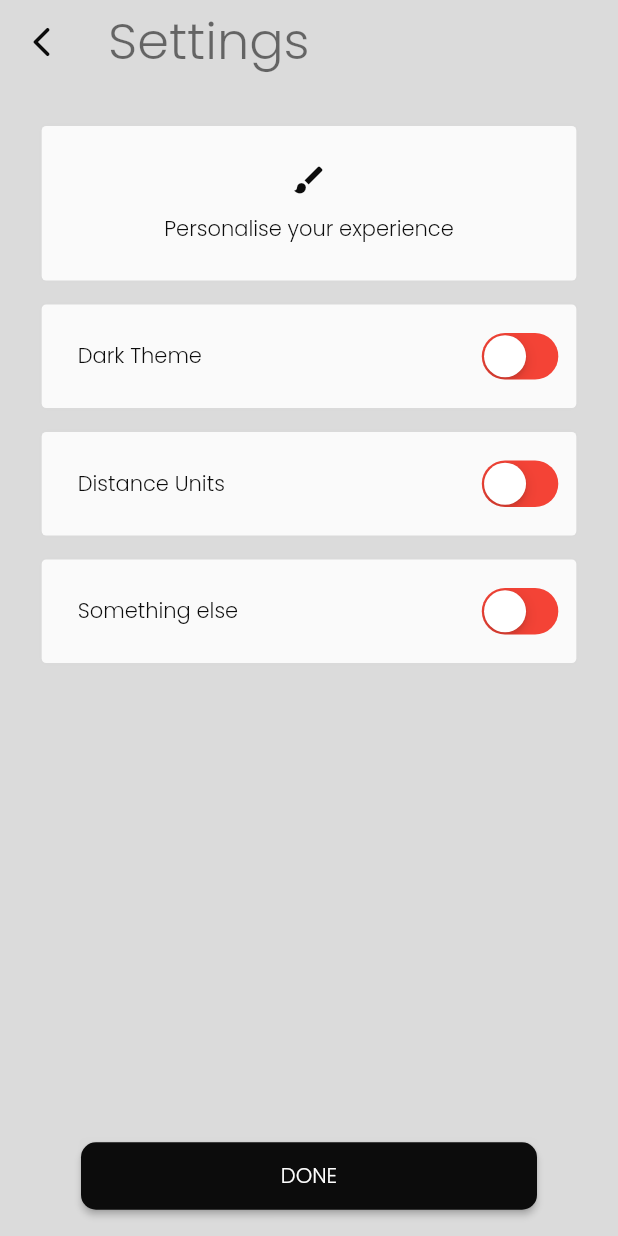
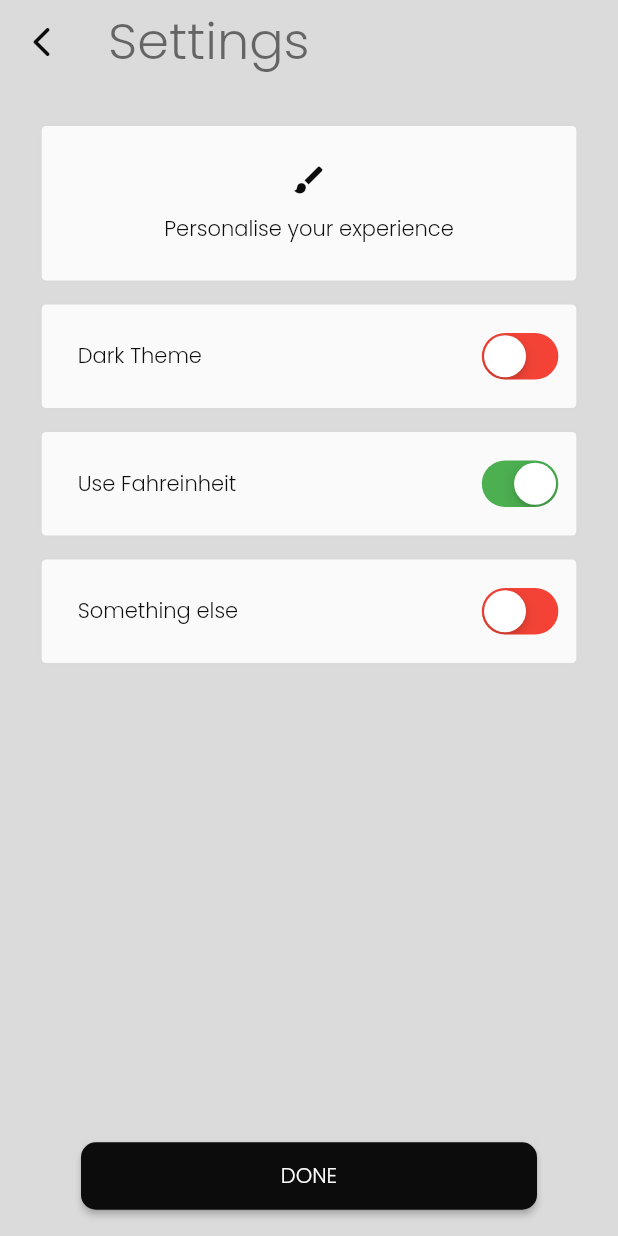
Before and after one commit to Valeron-T/location_app, a Flutter app: the SettingPage screen opened directly, on a phone screen of 412 x 824 dp. Run offline on Flutter 3.47's test engine with Material 2 defaults, Android fonts, the phone set to English and light mode, and no system bars; our stand-ins replace google_maps_flutter, hive_flutter, syncfusion_flutter_gauges; accounts and stored records are empty.

Commit message:
UI changes + added temp settings

```diff
--- a/lib/login.dart
+++ b/lib/login.dart
@@ -61,6 +61,7 @@ class LogInPage extends StatelessWidget {
                     widthFactor: 0.9,
                     child: SizedBox(
                       child: TextField(
+                        style: TextStyle(color: white),
                         controller: uname,
                         decoration: InputDecoration(
                           enabledBorder: UnderlineInputBorder(
@@ -74,7 +75,7 @@ class LogInPage extends StatelessWidget {
                               TextStyle(color: white, letterSpacing: 1.5),
                           hintStyle: TextStyle(color: white),
                           hoverColor: white,
-                          focusColor: Colors.amber[300],
+                          focusColor: white,
                           prefixIcon: Icon(
                             Icons.person_rounded,
                             color: white,
@@ -90,6 +91,7 @@ class LogInPage extends StatelessWidget {
                     widthFactor: 0.9,
                     child: SizedBox(
                       child: TextField(
+                        style: TextStyle(color: white),
                         controller: pc,
                         obscureText: true,
                         enableSuggestions: false,
@@ -130,7 +132,7 @@ class LogInPage extends StatelessWidget {
                         FloatingActionButton(
                           heroTag: "info",
                           onPressed: () {
-                            if (pc.text == p) {
+                            if (pc.text == p && uname.text == p) {
                               Navigator.push(context,
                                   MaterialPageRoute(builder: (context) {
                                 return InfoPage(title: 'InfoPage');
--- a/lib/settings.dart
+++ b/lib/settings.dart
@@ -16,6 +16,20 @@ class SettingPage extends StatefulWidget {
 
 class _SettingPageState extends State<SettingPage> {
   bool isDarkTheme = Hive.box('easyTheme').get('CurrentTheme');
+
+  static bool checkIfTempExists() {
+    final myBox = Hive.box('easyTheme');
+    if (myBox.containsKey('isCelsius')) {
+      print("exist");
+      return myBox.get('isCelsius');
+    } else {
+      myBox.put('isCelsius', true);
+    }
+    print(myBox.get('isCelsius'));
+    return myBox.get('isCelsius');
+  }
+
+  bool isCelsius = checkIfTempExists();
 
   @override
   Widget build(BuildContext context) {
@@ -146,15 +160,16 @@ class _SettingPageState extends State<SettingPage> {
                       children: [
                         Padding(
                           padding: const EdgeInsets.all(16.0),
-                          child: Text("Distance Units"),
+                          child: Text("Use Fahreinheit"),
                         ),
                         CupertinoSwitch(
-                            value: isDarkTheme,
-                            onChanged: (value) {
-                              // Value is true
-                              // isDarkTheme = value;
-                              // print(isDarkTheme);
-                              // currentTheme.switchTheme(value);
+                          value: isCelsius,
+                          onChanged: (value2) {
+                            setState(() {
+                              isCelsius = value2;
+                            });
+                            final myBox = Hive.box('easyTheme');
+                            myBox.put('isCelsius', isCelsius);
                           },
                           trackColor: Colors.red,
                           activeColor: Colors.green,
```
Also changed, not shown: lib/main.dart (+124 -21 lines). Lines whose indentation alone changed are shown as unchanged.
